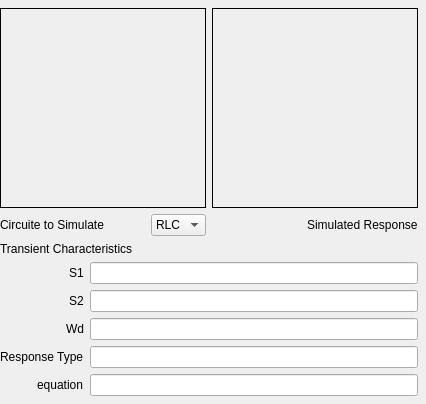
Before: the Qt Designer form graphical-rlc/TransientDisplay.ui in blaksmith205/graphical-rlc, drawn with Qt 5.
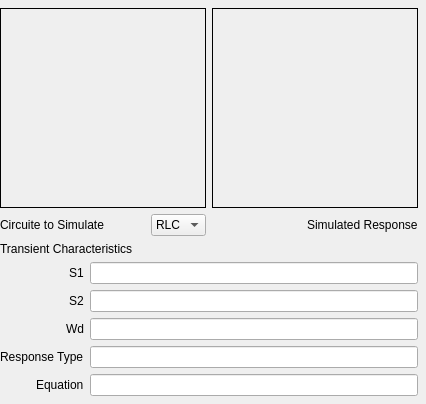
After: the same form once the commit is applied. Icons and pictures are not drawn.

Commit message: Adds labels to generated graph

What changed in the file:
```diff
--- a/graphical-rlc/TransientDisplay.ui
+++ b/graphical-rlc/TransientDisplay.ui
@@ -236,7 +236,7 @@
      <item row="4" column="0">
       <widget class="QLabel" name="equationLabel">
        <property name="text">
-        <string>equation</string>
+        <string>Equation</string>
        </property>
       </widget>
      </item>
```
Left out of the diff: 15 changed lines with no effect on the pictures. The commit also changes 1 other file.
